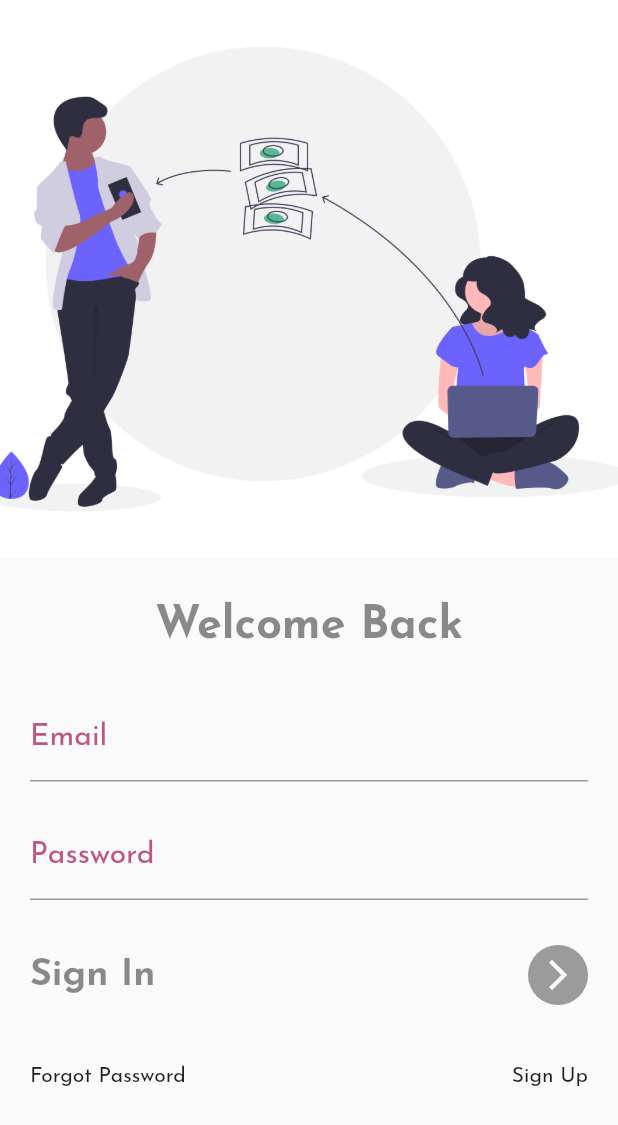
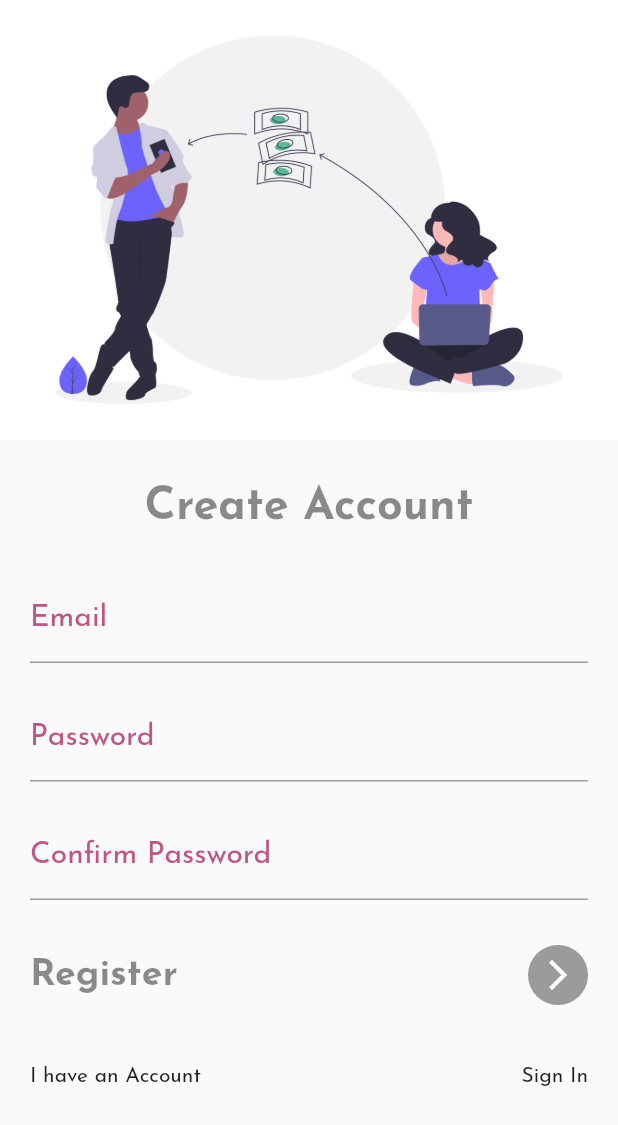
Before and after one commit to Matt-Murungi/Kameeza, a Flutter app: the screen it shows after launch, on a phone screen of 412 x 824 dp. Shown: the top 1125 px of the screen. Run offline on Flutter 3.47's test engine with Material 2 defaults, Android fonts, the light colour scheme and no system bars; our stand-ins replace flutter_vector_icons, google_fonts.

Commit message:
add signup

```diff
--- a/lib/main.dart
+++ b/lib/main.dart
@@ -1,5 +1,5 @@
-import 'package:Kameeza/screens/Home.dart';
-import 'package:Kameeza/screens/auth.dart';
+import 'package:Kameeza/screens/auth/login.dart';
+import 'package:Kameeza/screens/auth/signup.dart';
 import 'package:flutter/material.dart';
 import 'package:google_fonts/google_fonts.dart';
 
@@ -21,6 +21,6 @@ primaryIconTheme: IconThemeData(color: Color(0xffBE5683)),
           primarySwatch: Colors.blue,
           visualDensity: VisualDensity.adaptivePlatformDensity,
         ),
-        home: Auth());
+        home: SignUp());
   }
 }
--- a/lib/screens/auth.dart
+++ b/lib/screens/auth/signup.dart
@@ -1,7 +1,7 @@
 import 'package:Kameeza/widgets/AuthFormField.dart';
 import 'package:flutter/material.dart';
 
-class Auth extends StatelessWidget {
+class SignUp extends StatelessWidget {
   @override
   Widget build(BuildContext context) {
     return Scaffold(
@@ -23,7 +23,7 @@ class Auth extends StatelessWidget {
             SizedBox(height: 30),
             Center(
               child: Text(
-                "Welcome Back",
+                "Create Account",
                 textAlign: TextAlign.center,
                 style: TextStyle(
                   color: Colors.black45,
@@ -43,6 +43,11 @@ class Auth extends StatelessWidget {
               hint: "eg apio@example.com",
               isObsure: true,
             ),
+                 AuthFormField(
+              label: "Confirm Password",
+              hint: "eg apio@example.com",
+              isObsure: true,
+            ),
             SizedBox(
               height: 20,
             ),
@@ -52,7 +57,7 @@ class Auth extends StatelessWidget {
                 mainAxisAlignment: MainAxisAlignment.spaceBetween,
                 children: [
                   Text(
-                    "Sign In",
+                    "Register",
                     style: TextStyle(
                         fontSize: 25,
                         fontWeight: FontWeight.w700,
@@ -76,8 +81,8 @@ class Auth extends StatelessWidget {
               child: Row(
                 mainAxisAlignment: MainAxisAlignment.spaceBetween,
                 children: [
-                  Text("Forgot Password"),
-                  Text("Sign Up"),
+                  Text("I have an Account"),
+                  Text("Sign In"),
                 ],
               ),
             ),
```
Also changed, not shown: lib/screens/auth/login.dart (added, +92 -0 lines), assets/images/auth.svg (deleted).
